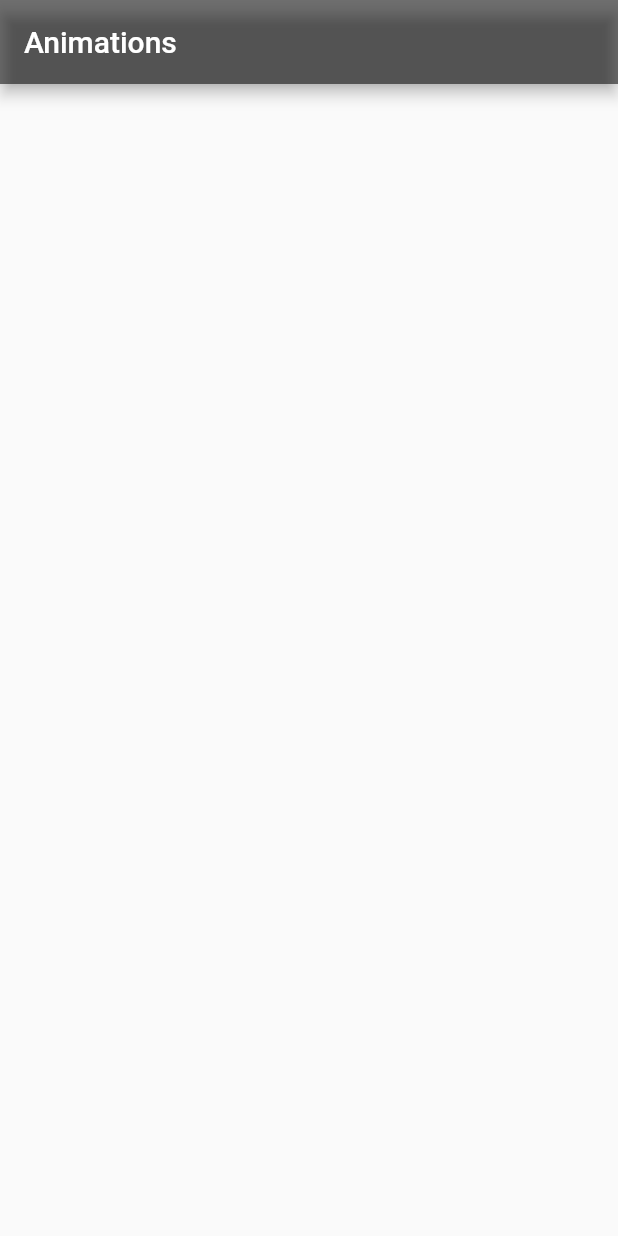
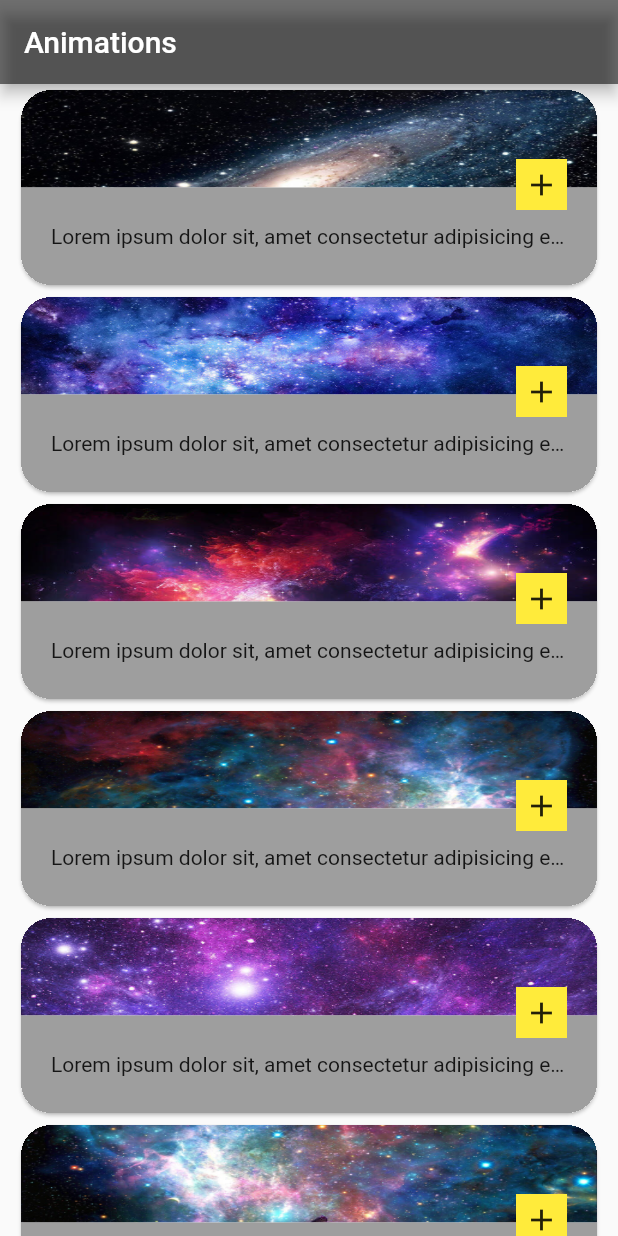
Before and after one commit to HonestElf/flutter, a Flutter app: the screen it shows after launch, on a phone screen of 412 x 824 dp. Run offline on Flutter 3.47's test engine with Material 2 defaults, Android fonts, the phone set to English and light mode, and no system bars; our stand-ins replace carousel_slider, dio.

Commit message:
Finished animation homework

```diff
--- a/14_animations/hero_card/lib/main.dart
+++ b/14_animations/hero_card/lib/main.dart
@@ -1,11 +1,14 @@
 import 'package:flutter/material.dart';
+import 'package:hero_card/detailed_view.dart';
 import 'package:hero_card/space.dart';
 
 void main() {
-  runApp(MyApp());
+  runApp(const MyApp());
 }
 
 class MyApp extends StatelessWidget {
+  const MyApp({super.key});
+
   @override
   Widget build(BuildContext context) {
     return MaterialApp(
@@ -15,18 +18,18 @@ class MyApp extends StatelessWidget {
         primarySwatch: Colors.blue,
         visualDensity: VisualDensity.adaptivePlatformDensity,
       ),
-      home: HomeView(title: 'Animations'),
+      home: const HomeView(title: 'Animations'),
     );
   }
 }
 
 class HomeView extends StatefulWidget {
-  HomeView({Key key, this.title}) : super(key: key);
+  const HomeView({super.key, required this.title});
 
   final String title;
 
   @override
-  _HomeViewState createState() => _HomeViewState();
+  State<HomeView> createState() => _HomeViewState();
 }
 
 class _HomeViewState extends State<HomeView> {
@@ -37,6 +40,80 @@ class _HomeViewState extends State<HomeView> {
         backgroundColor: Colors.black54,
         title: Text(widget.title),
       ),
+      body: Padding(
+        padding: const EdgeInsets.symmetric(horizontal: 10, vertical: 0),
+        child: SingleChildScrollView(
+            child: Column(
+          crossAxisAlignment: CrossAxisAlignment.stretch,
+          children: [
+            ...spaces
+                .map(
+                  (item) => Card(
+                    clipBehavior: Clip.hardEdge,
+                    shape: const RoundedRectangleBorder(
+                        borderRadius: BorderRadius.all(Radius.circular(20))),
+                    child: SizedBox(
+                      height: 130,
+                      child: Stack(children: [
+                        Hero(
+                            tag: item.id,
+                            child: Container(
+                                decoration: BoxDecoration(
+                                    image: DecorationImage(
+                                        image: AssetImage(
+                                          item.image,
+                                        ),
+                                        fit: BoxFit.fill)))),
+                        Positioned(
+                            bottom: 0,
+                            left: 0,
+                            right: 0,
+                            child: Hero(
+                                tag: '${item.id}-title',
+                                child: Material(
+                                  child: Container(
+                                      padding: const EdgeInsets.symmetric(
+                                          vertical: 5, horizontal: 20),
+                                      height: 65,
+                                      color: Colors.grey,
+                                      child: Center(
+                                        child: Text(
+                                          maxLines: 1,
+                                          overflow: TextOverflow.ellipsis,
+                                          item.description,
+                                        ),
+                                      )),
+                                ))),
+                        Positioned(
+                            bottom: 50,
+                            right: 20,
+                            child: Hero(
+                                tag: '${item.id}-button',
+                                child: GestureDetector(
+                                  onTap: () {
+                                    Navigator.of(context)
+                                        .push(MaterialPageRoute(
+                                      builder: (context) {
+                                        return DetailedView(data: item);
+                                      },
+                                    ));
+                                  },
+                                  child: Container(
+                                    padding: const EdgeInsets.all(5),
+                                    color: Colors.yellow,
+                                    child: const Icon(
+                                      Icons.add,
+                                    ),
+                                  ),
+                                )))
+                      ]),
+                    ),
+                  ),
+                )
+                .toList()
+          ],
+        )),
+      ),
     );
   }
 }
--- a/14_animations/hero_card/lib/space.dart
+++ b/14_animations/hero_card/lib/space.dart
@@ -3,7 +3,7 @@ class Space {
   final String image;
   final String description;
 
-  Space({this.id, this.image, this.description});
+  Space({required this.id, required this.image, required this.description});
 }
 
 final List<Space> spaces = [
```
Also changed, not shown: 14_animations/hero_card/analysis_options.yaml (added, +29 -0 lines), 14_animations/hero_card/lib/detailed_view.dart (added, +47 -0 lines), 14_animations/hero_card/pubspec.yaml (+3 -55 lines), 14_animations/hero_card/pubspec.lock, 80 other files.
